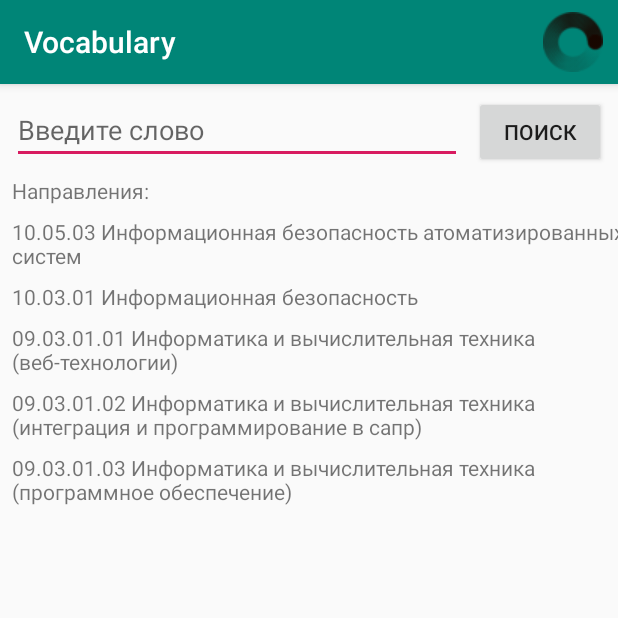
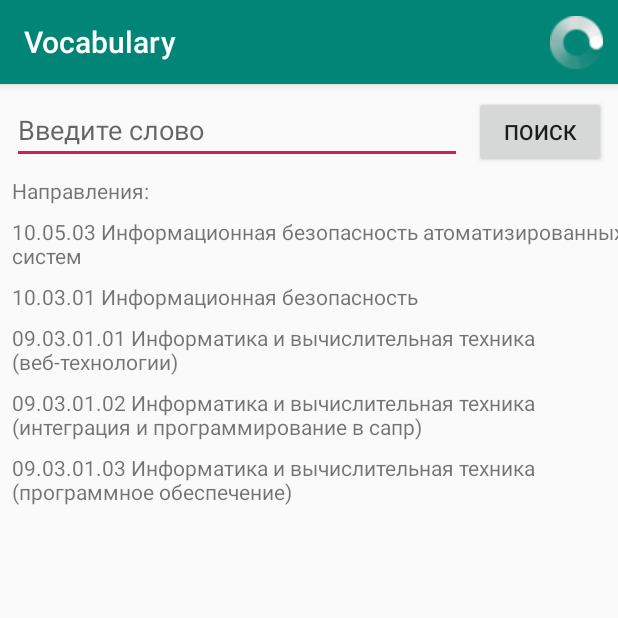
Before and after one commit to pirogovaaaaaa/slovar_polytech, an Android app: the screen it shows after launch (MainActivity), on a phone screen of 412 x 824 dp, the top half of it. Run offline under Robolectric (Android 15) with nearby library versions, the phone set to English and light mode, and no system bars.

Commit message:
Updated menu icon

```diff
--- a/AndroidApp/VocabularyApp/app/src/main/res/values/styles.xml
+++ b/AndroidApp/VocabularyApp/app/src/main/res/values/styles.xml
@@ -10,7 +10,7 @@
     </style>
 
     <style name="OverFlow" parent="Widget.AppCompat.ActionButton.Overflow">
-        <item name="android:src">@drawable/logo40x40</item>
+        <item name="android:src">@drawable/logo_35x35</item>
     </style>
 
 </resources>
```
Also changed, not shown: AndroidApp/VocabularyApp/app/src/main/res/drawable/logo40x40.png (deleted), AndroidApp/VocabularyApp/app/src/main/res/drawable/logo_35x35.png (added).
